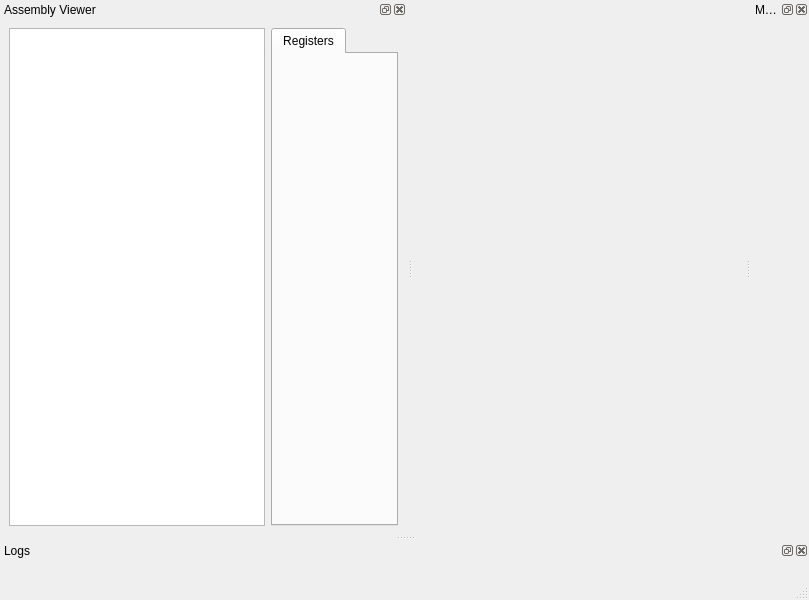
Old version of the form qt/qpspe4all.ui in the repository lemmore22/pspe4all.
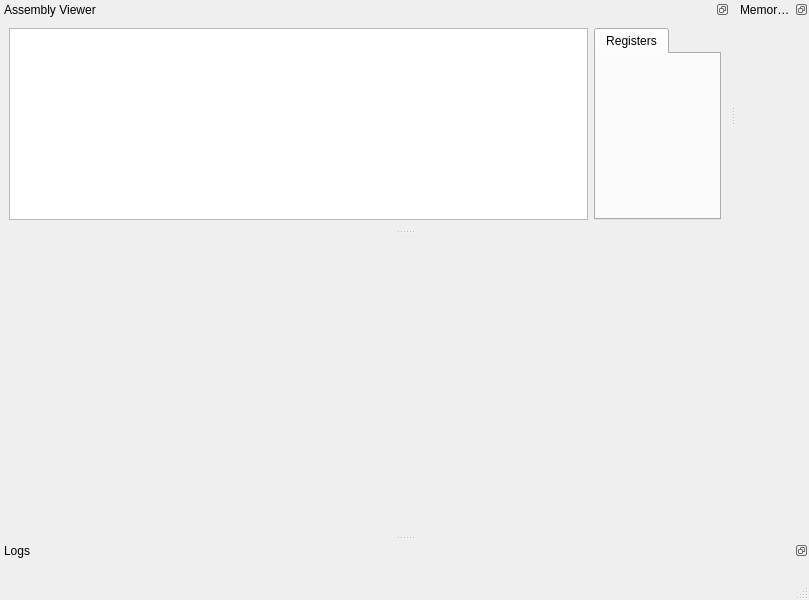
New version of the form. Custom widgets are drawn as their Qt base class.

```diff
--- a/qt/qpspe4all.ui
+++ b/qt/qpspe4all.ui
@@ -44,6 +44,9 @@
    <property name="autoFillBackground" >
     <bool>true</bool>
    </property>
+   <property name="features" >
+    <set>QDockWidget::DockWidgetFloatable|QDockWidget::DockWidgetMovable</set>
+   </property>
    <property name="allowedAreas" >
     <set>Qt::BottomDockWidgetArea</set>
    </property>
@@ -59,7 +62,7 @@
   </widget>
   <widget class="QDockWidget" name="dockWidget_debug" >
    <property name="sizePolicy" >
-    <sizepolicy vsizetype="Expanding" hsizetype="Expanding" >
+    <sizepolicy vsizetype="MinimumExpanding" hsizetype="Expanding" >
      <horstretch>0</horstretch>
      <verstretch>0</verstretch>
     </sizepolicy>
@@ -67,6 +70,9 @@
    <property name="autoFillBackground" >
     <bool>true</bool>
    </property>
+   <property name="features" >
+    <set>QDockWidget::DockWidgetFloatable|QDockWidget::DockWidgetMovable</set>
+   </property>
    <property name="allowedAreas" >
     <set>Qt::LeftDockWidgetArea|Qt::TopDockWidgetArea</set>
    </property>
@@ -74,7 +80,7 @@
     <string>Assembly Viewer</string>
    </property>
    <attribute name="dockWidgetArea" >
-    <number>1</number>
+    <number>4</number>
    </attribute>
    <widget class="QWidget" name="dockWidgetContents" >
     <layout class="QGridLayout" name="gridLayout" >
@@ -119,6 +125,9 @@
    <property name="styleSheet" >
     <string notr="true" />
    </property>
+   <property name="features" >
+    <set>QDockWidget::DockWidgetFloatable|QDockWidget::DockWidgetMovable</set>
+   </property>
    <property name="allowedAreas" >
     <set>Qt::RightDockWidgetArea|Qt::TopDockWidgetArea</set>
    </property>
@@ -126,12 +135,18 @@
     <string>Memory Editor</string>
    </property>
    <attribute name="dockWidgetArea" >
-    <number>2</number>
+    <number>4</number>
    </attribute>
    <widget class="QWidget" name="memoryview_contents" >
     <layout class="QGridLayout" name="gridLayout_3" >
      <item row="1" column="0" >
       <widget class="QMemoryViewer" native="1" name="widget" >
+       <property name="sizePolicy" >
+        <sizepolicy vsizetype="Expanding" hsizetype="Expanding" >
+         <horstretch>0</horstretch>
+         <verstretch>0</verstretch>
+        </sizepolicy>
+       </property>
        <property name="font" >
         <font>
          <stylestrategy>PreferAntialias</stylestrategy>
```
Left out of the diff: 4 changed lines with no effect on the pictures.
